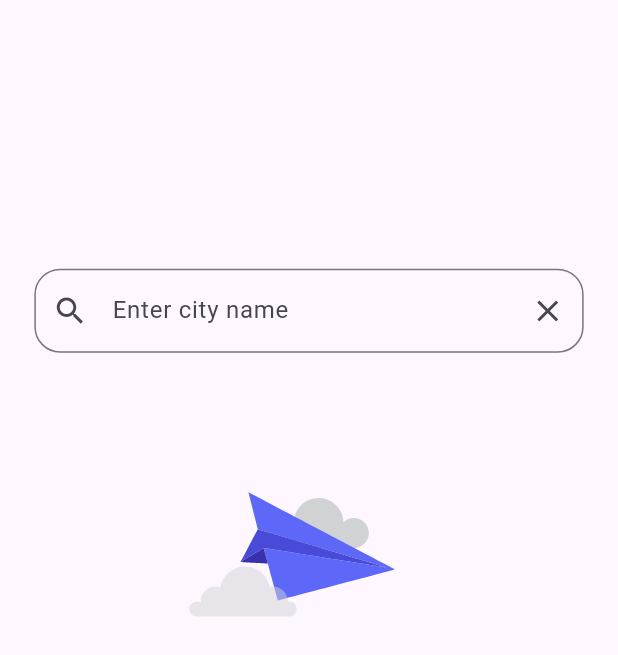
After one commit to HazemEl-masry/weatheria, a Flutter app: the screen it shows after launch, after a tap on the "search" icon, on a phone screen of 412 x 824 dp. The commit adds this screen. Shown: the top 655 px of the screen. Run offline on Flutter 3.47's test engine with Material 3 defaults, Android fonts, the phone set to English and light mode, and no system bars; our stand-ins replace cached_network_image, flutter_screenutil, go_router, google_fonts, lottie; network calls fail; Roboto replaces fonts that are missing (Ubuntu).

Commit message:
feat: add SearchScreen and SearchBodyWidget with search functionality and animation

```diff
--- a/lib/core/router/app_router.dart
+++ b/lib/core/router/app_router.dart
@@ -1,14 +1,22 @@
 import 'package:go_router/go_router.dart';
 import 'package:weather_app/features/home/presentation/screens/home_screen.dart';
+import 'package:weather_app/features/search/presentation/screens/search_screen.dart';
 import 'package:weather_app/features/splash/presentation/screens/splash_screen.dart';
 
 // GoRouter configuration
 final appRouter = GoRouter(
   routes: [
-    GoRoute(path: '/', builder: (context, state) => const SplashScreen()),
+    GoRoute(
+      path: '/',
+      builder: (context, state) => const SplashScreen(),
+    ),
     GoRoute(
       path: "/HomeScreen",
       builder: (context, state) => const HomeScreen(),
     ),
+    GoRoute(
+      path: "/SearchScreen",
+      builder: (context, state) => const SearchScreen(),
+    ),
   ],
 );
--- a/lib/features/home/presentation/widgets/custom_bottom_nav.dart
+++ b/lib/features/home/presentation/widgets/custom_bottom_nav.dart
@@ -1,5 +1,6 @@
 import 'package:flutter/material.dart';
 import 'package:flutter_screenutil/flutter_screenutil.dart';
+import 'package:go_router/go_router.dart';
 
 class CustomBottomNav extends StatelessWidget {
   const CustomBottomNav({super.key});
@@ -14,21 +15,35 @@ class CustomBottomNav extends StatelessWidget {
         borderRadius: BorderRadius.all(
           Radius.circular(25.r),
         ),
-        boxShadow: const [
+        boxShadow: [
           BoxShadow(
             color: Colors.black12,
-            blurRadius: 12,
-            offset: Offset(0, 6),
+            blurRadius: 12.r,
+            offset: const Offset(0, 6),
           ),
         ],
       ),
-      child: const Row(
+      child: Row(
         mainAxisAlignment: MainAxisAlignment.spaceBetween,
         children: [
-          _NavIcon(icon: Icons.home),
-          _NavIcon(icon: Icons.search),
-          _NavIcon(icon: Icons.category),
-          _NavIcon(icon: Icons.settings),
+          _NavIcon(
+            icon: const Icon(Icons.home),
+            onPressed: () {},
+          ),
+          _NavIcon(
+            icon: const Icon(Icons.search),
+            onPressed: () {
+              context.push("/SearchScreen");
+            },
+          ),
+          _NavIcon(
+            icon: const Icon(Icons.category),
+            onPressed: () {},
+          ),
+          _NavIcon(
+            icon: const Icon(Icons.settings),
+            onPressed: () {},
+          ),
         ],
       ),
     );
@@ -37,15 +52,17 @@ class CustomBottomNav extends StatelessWidget {
 
 
 class _NavIcon extends StatelessWidget {
-  final IconData icon;
+  final Widget icon;
+  final void Function()? onPressed;
 
-  const _NavIcon({required this.icon});
+  const _NavIcon({required this.icon,required this.onPressed});
 
   @override
   Widget build(BuildContext context) {
-    return Icon(
-      icon,
-      size: 26.sp,
+    return IconButton(
+      onPressed: onPressed,
+      icon: icon,
+      iconSize: 26.sp,
       color: Colors.black87,
     );
   }
--- a/lib/features/home/presentation/widgets/data_body_widget.dart
+++ b/lib/features/home/presentation/widgets/data_body_widget.dart
@@ -30,16 +30,33 @@ class DataBodyWidget extends StatelessWidget {
               width: 180.w,
             ),
             SizedBox(width: 20.0.w),
-            Row(
+            Column(
               children: [
-                Icon(Icons.thermostat_sharp, size: 30.0.sp),
+                Row(
+              children: [
+                Icon(Icons.location_on, size: 30.0.sp),
                 Text(
-                  "50.0\u2103",
+                  "Cairo",
                   style: TextStyle(
                     fontSize: 30.0.sp,
                     fontWeight: FontWeight.bold,
                     color: Theme.of(context).colorScheme.onSurface,
                   ),
+                ),
+              ],
+            ),
+                Row(
+                  children: [
+                    Icon(Icons.thermostat_sharp, size: 30.0.sp),
+                    Text(
+                      "50.0\u2103",
+                      style: TextStyle(
+                        fontSize: 30.0.sp,
+                        fontWeight: FontWeight.bold,
+                        color: Theme.of(context).colorScheme.onSurface,
+                      ),
+                    ),
+                  ],
                 ),
               ],
             ),
--- /dev/null
+++ b/lib/features/search/presentation/screens/search_screen.dart
@@ -0,0 +1,13 @@
+import 'package:flutter/material.dart';
+import 'package:weather_app/features/search/presentation/widgets/search_body_widget.dart';
+
+class SearchScreen extends StatelessWidget {
+  const SearchScreen({super.key});
+
+  @override
+  Widget build(BuildContext context) {
+    return const Scaffold(
+      body: SearchBodyWidget(),
+    );
+  }
+}
--- /dev/null
+++ b/lib/features/search/presentation/widgets/search_body_widget.dart
@@ -0,0 +1,38 @@
+import 'package:flutter/material.dart';
+import 'package:flutter_screenutil/flutter_screenutil.dart';
+import 'package:lottie/lottie.dart';
+
+class SearchBodyWidget extends StatelessWidget {
+  const SearchBodyWidget({super.key});
+
+  @override
+  Widget build(BuildContext context) {
+    return Padding(
+      padding: EdgeInsets.only(
+        top: 150.0.h,
+        left: 20.0.w,
+        right: 20.0.w
+      ),
+      child: Column(
+        children: [
+          TextFormField(
+            onSaved: (cityName) {},
+            decoration: InputDecoration(
+              border: OutlineInputBorder(
+                borderRadius: BorderRadius.circular(15.0.r)
+              ),
+              hintText: "Enter city name",
+              prefixIcon: const Icon(Icons.search),
+              suffixIcon: IconButton(
+                onPressed: () {},
+                icon: const Icon(Icons.clear),
+              ),
+            ),
+          ),
+          // SizedBox(height: 50.0.h),
+          Lottie.asset("assets/animation/search_animation.json")
+        ],
+      ),
+    );
+  }
+}
--- a/lib/main.dart
+++ b/lib/main.dart
@@ -22,7 +22,7 @@ class MyApp extends StatelessWidget {
           debugShowCheckedModeBanner: false,
           title: 'Weatheria',
           theme: ThemeData(
-            brightness: Brightness.dark,
+            brightness: Brightness.light,
             // colorScheme: ColorScheme.fromSeed(
             //   seedColor: Colors.deepPurple,
             //   brightness: Brightness.dark
```
Also changed, not shown: assets/animation/search_animation.json (added, +1 -0 lines).
